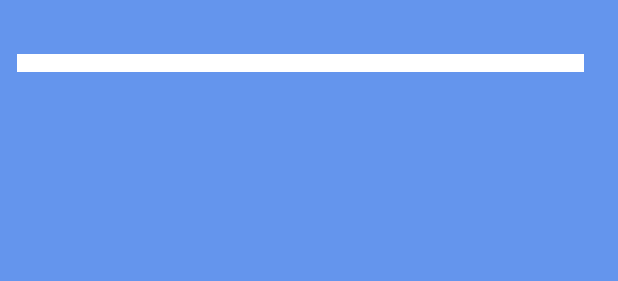
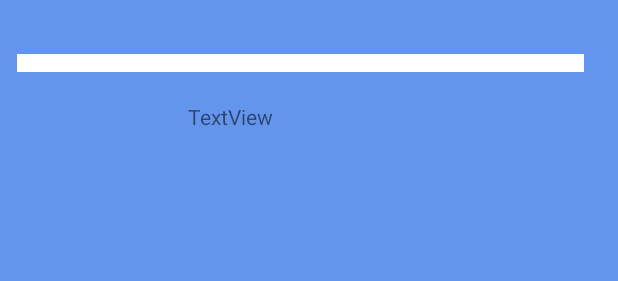
Before and after one commit to MibSang/BamsaemKorean, an Android app: the layout activity_voice.xml on its own in the app's theme, with its tools: preview values and no code run, on a phone screen of 412 x 824 dp. Shown: the part 840-1121 px from the top of the screen. Run offline under Robolectric (Android 15) with nearby library versions, the phone set to English and light mode, and no system bars.

```diff
--- a/app/src/main/res/layout/activity_voice.xml
+++ b/app/src/main/res/layout/activity_voice.xml
@@ -106,4 +106,15 @@
         app:layout_constraintStart_toStartOf="parent"
         app:srcCompat="@drawable/mike_button" />
 
+    <TextView
+        android:id="@+id/stt_result"
+        android:layout_width="160dp"
+        android:layout_height="54dp"
+        android:layout_marginTop="20dp"
+        android:text="TextView"
+        app:layout_constraintEnd_toEndOf="parent"
+        app:layout_constraintHorizontal_bias="0.498"
+        app:layout_constraintStart_toStartOf="parent"
+        app:layout_constraintTop_toBottomOf="@+id/divider4" />
+
 </androidx.constraintlayout.widget.ConstraintLayout>
```
Also changed, not shown: app/src/main/AndroidManifest.xml (+10 -10 lines), app/src/main/java/com/example/bamsaemkorean/VoiceActivity.java (deleted, +0 -32 lines).
